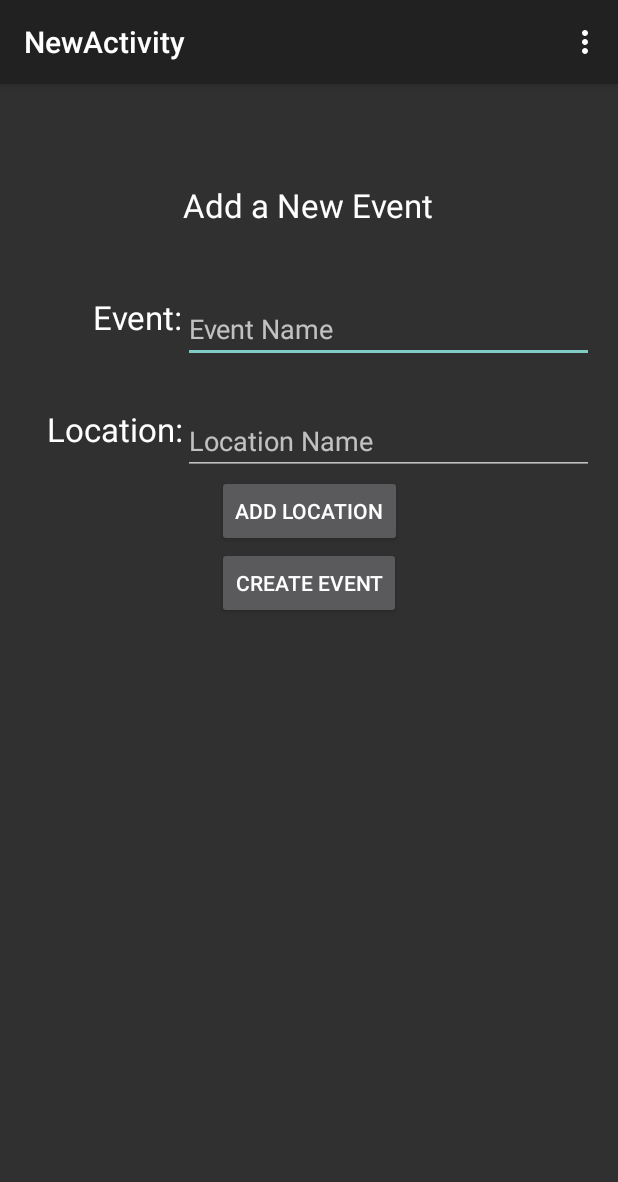
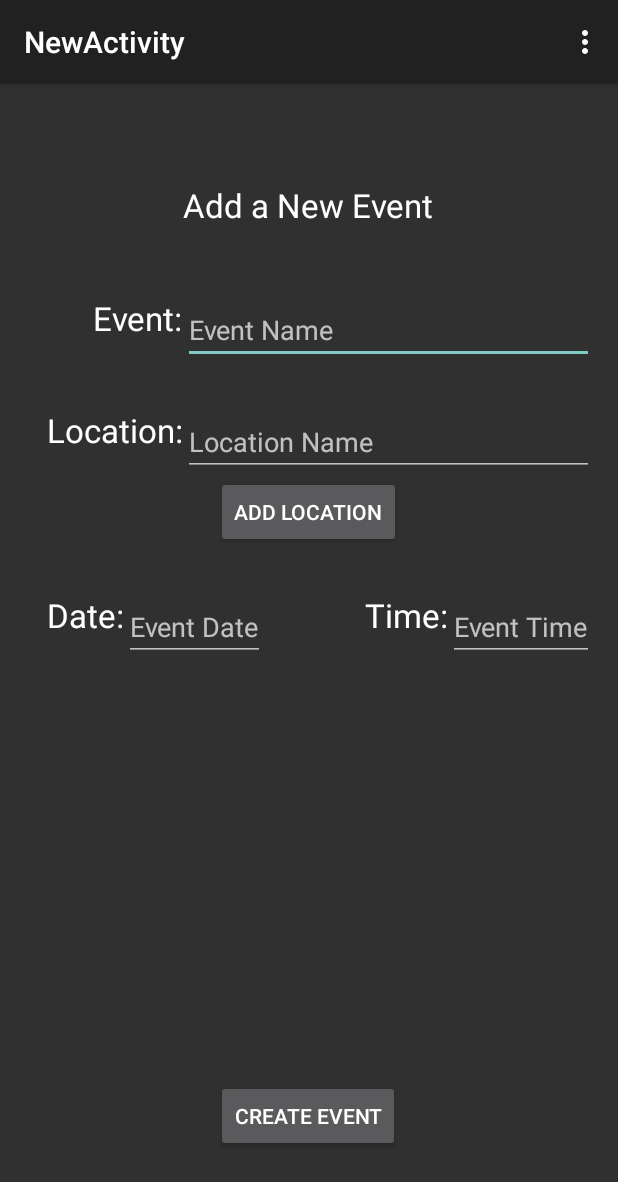
Before and after one commit to DavidPagels/HCIPrototype, an Android app: the NewActivity screen opened directly, with no data from a screen before it, on a phone screen of 412 x 824 dp. Shown: the top 1182 px of the screen. Run offline under Robolectric (Android 15) with nearby library versions, the phone set to English and light mode, and no system bars.

Commit message:
Attempting to make dialogs pop up for date/time when user clicks editText view

```diff
--- a/app/src/main/java/com/example/david/hciprototype/NewActivity.java
+++ b/app/src/main/java/com/example/david/hciprototype/NewActivity.java
@@ -1,19 +1,25 @@
 package com.example.david.hciprototype;
 
 import android.app.AlertDialog;
+import android.app.Dialog;
+import android.content.Context;
 import android.content.DialogInterface;
 import android.content.Intent;
 import android.support.v7.app.ActionBarActivity;
 import android.os.Bundle;
 import android.view.Menu;
 import android.view.MenuItem;
+import android.view.MotionEvent;
 import android.view.View;
+import android.view.inputmethod.InputMethodManager;
 import android.widget.AdapterView;
 import android.widget.ArrayAdapter;
 import android.widget.AutoCompleteTextView;
 import android.widget.Button;
+import android.widget.EditText;
 import android.widget.Spinner;
 import android.widget.TextView;
+import android.widget.TimePicker;
 import android.widget.Toast;
 
 import com.google.android.gms.maps.model.LatLng;
@@ -26,6 +32,7 @@ public class NewActivity extends ActionBarActivity {
     AutoCompleteTextView aCTV = null;
     EventHash.LocationHash locations;
     EventHash eventHash = null;
+    Context context = this;
 
     protected void onCreate(Bundle savedInstanceState) {
         super.onCreate(savedInstanceState);
@@ -61,6 +68,12 @@ public class NewActivity extends ActionBarActivity {
                 startActivityForResult(myIntent, 1);
             }
         });
+
+        TextView setDate = (TextView) findViewById(R.id.theDate);
+
+
+        TextView theTime = (TextView) findViewById(R.id.theTime);
+
 
         setAutoComplete();
     }
@@ -111,4 +124,9 @@ public class NewActivity extends ActionBarActivity {
 
         });
     }
+
+    private void setTime(TextView theTime, int hour, int minute){
+        theTime.setText( (hour - 1 % 12) + 1 + ":" + minute + " " + (hour/12 != 0? "PM": "AM"));
+
+    }
 }
--- a/app/src/main/res/layout/activity_new.xml
+++ b/app/src/main/res/layout/activity_new.xml
@@ -16,6 +16,17 @@
         android:layout_centerHorizontal="true"
         android:layout_marginTop="50dp" />
 
+    <TextView
+        android:id="@+id/eventLabel"
+        android:layout_width="wrap_content"
+        android:layout_height="wrap_content"
+        android:text="@string/event_label"
+        android:textAppearance="?android:attr/textAppearanceLarge"
+        android:layout_marginTop="46dp"
+        android:layout_below="@+id/textView3"
+        android:layout_alignRight="@+id/locLabel"
+        android:layout_alignEnd="@+id/locLabel" />
+
     <EditText
         android:layout_width="wrap_content"
         android:layout_height="wrap_content"
@@ -28,13 +39,15 @@
         android:layout_alignStart="@+id/textView3"
         android:layout_alignParentRight="true"
         android:layout_alignParentEnd="true" />
+
     <TextView
-        android:id="@+id/eventLabel"
+        android:id="@+id/locLabel"
         android:layout_width="wrap_content"
         android:layout_height="wrap_content"
-        android:text="@string/event_label"
+        android:singleLine="true"
+        android:text="@string/loc_label"
         android:textAppearance="?android:attr/textAppearanceLarge"
-        android:layout_below="@+id/textView3"
+        android:layout_below="@+id/eventLabel"
         android:layout_marginTop="45dp"
         android:layout_toLeftOf="@id/eventTitle"
         android:layout_toStartOf="@id/eventTitle"/>
@@ -51,26 +64,6 @@
         android:layout_alignRight="@+id/eventTitle"
         android:layout_alignEnd="@+id/eventTitle" />
 
-    <TextView
-        android:id="@+id/locLabel"
-        android:layout_width="wrap_content"
-        android:layout_height="wrap_content"
-        android:singleLine="true"
-        android:text="@string/loc_label"
-        android:textAppearance="?android:attr/textAppearanceLarge"
-        android:layout_below="@+id/eventLabel"
-        android:layout_marginTop="45dp"
-        android:layout_toLeftOf="@id/eventTitle"
-        android:layout_toStartOf="@id/eventTitle"/>
-
-    <Button
-        android:layout_width="wrap_content"
-        android:layout_height="wrap_content"
-        android:text="Create Event"
-        android:id="@+id/createEvent"
-        android:layout_below="@+id/addLocation"
-        android:layout_centerHorizontal="true" />
-
     <Button
         style="?android:attr/buttonStyleSmall"
         android:layout_width="wrap_content"
@@ -78,8 +71,63 @@
         android:text="Add Location"
         android:id="@+id/addLocation"
         android:layout_below="@+id/locMenu"
-        android:layout_alignLeft="@+id/createEvent"
-        android:layout_alignStart="@+id/createEvent" />
+        android:layout_centerHorizontal="true" />
+
+
+    <TextView
+        android:id="@+id/dateLabel"
+        android:layout_width="wrap_content"
+        android:layout_height="wrap_content"
+        android:text="@string/date_label"
+        android:textAppearance="?android:attr/textAppearanceLarge"
+        android:layout_marginTop="30dp"
+        android:layout_below="@+id/addLocation"
+        android:layout_alignLeft="@+id/locLabel"
+        android:layout_alignStart="@+id/locLabel" />
+
+    <EditText
+        android:layout_width="wrap_content"
+        android:layout_height="wrap_content"
+        android:id="@+id/theDate"
+        android:text=""
+        android:hint="@string/theDate"
+        android:singleLine="true"
+        android:layout_alignTop="@+id/dateLabel"
+        android:layout_toRightOf="@+id/dateLabel"
+        android:layout_toEndOf="@+id/dateLabel" />
+
+    <TextView
+        android:id="@+id/timeLabel"
+        android:layout_width="wrap_content"
+        android:layout_height="wrap_content"
+        android:text="@string/time_label"
+        android:textAppearance="?android:attr/textAppearanceLarge"
+        android:layout_alignTop="@+id/theTime"
+        android:layout_toLeftOf="@+id/theTime"
+        android:layout_toStartOf="@+id/theTime" />
+
+    <EditText
+        android:layout_width="wrap_content"
+        android:layout_height="wrap_content"
+        android:id="@+id/theTime"
+        android:text=""
+        android:hint="@string/theTime"
+        android:singleLine="true"
+        android:layout_alignTop="@+id/theDate"
+        android:layout_alignRight="@+id/locMenu"
+        android:layout_alignEnd="@+id/locMenu" />
+
+    <Button
+        android:layout_width="wrap_content"
+        android:layout_height="wrap_content"
+        android:text="Create Event"
+        android:id="@+id/createEvent"
+        android:layout_alignParentBottom="true"
+        android:layout_alignLeft="@+id/addLocation"
+        android:layout_alignStart="@+id/addLocation"
+        android:layout_marginBottom="40dp" />
+
+
 
 
 </RelativeLayout>
--- a/app/src/main/res/values/strings.xml
+++ b/app/src/main/res/values/strings.xml
@@ -11,4 +11,9 @@
     <string name="event_title">Event Name</string>
     <string name="event_label">Event:</string>
     <string name="loc_label">Location:</string>
+    <string name="date_label">Date:</string>
+    <string name="theDate">Event Date</string>
+    <string name="time_label">Time:</string>
+    <string name="theTime">Event Time</string>
+
 </resources>
```
Also changed, not shown: app/src/main/res/layout/date_picker.xml (added, +16 -0 lines), app/src/main/res/layout/time_picker.xml (added, +16 -0 lines).
